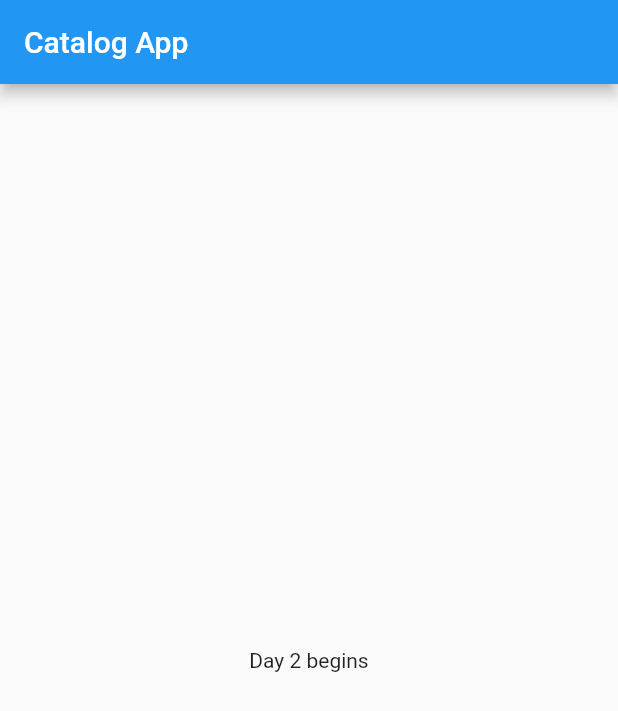
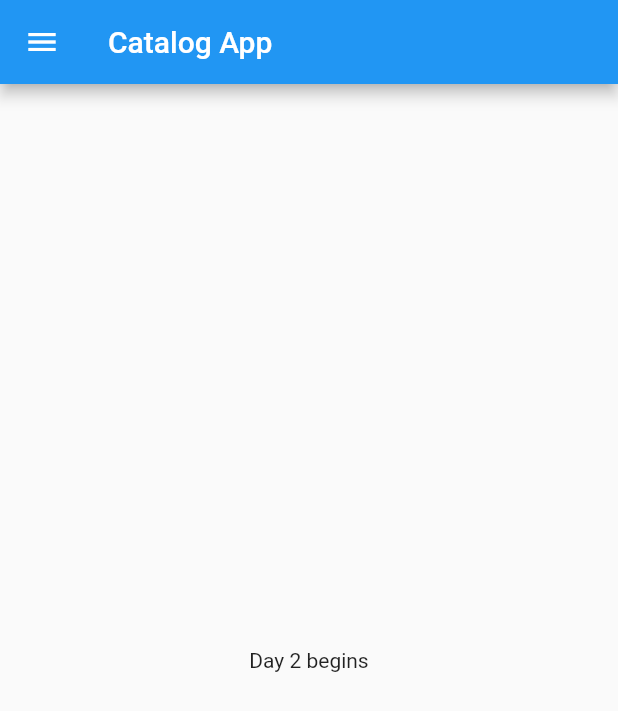
Before and after one commit to Chaitanya-087/30daysofFlutter, a Flutter app: the screen it shows after launch, on a phone screen of 412 x 824 dp. Shown: the top 711 px of the screen. Run offline on Flutter 3.47's test engine with Material 2 defaults, Android fonts, the phone set to English and light mode, and no system bars.

Commit message:
day 2 completed

```diff
--- a/lib/home_page.dart
+++ b/lib/home_page.dart
@@ -9,7 +9,10 @@ class HomePage extends StatelessWidget {
       appBar: AppBar(
         title: const Text('Catalog App'),
       ),
-      body: const Center(child: Text('Day 2 begins')),
+      body: const Center(
+        child: Text('Day 2 begins')
+      ),
+      drawer: const Drawer(),
     );
   }
 }
```
